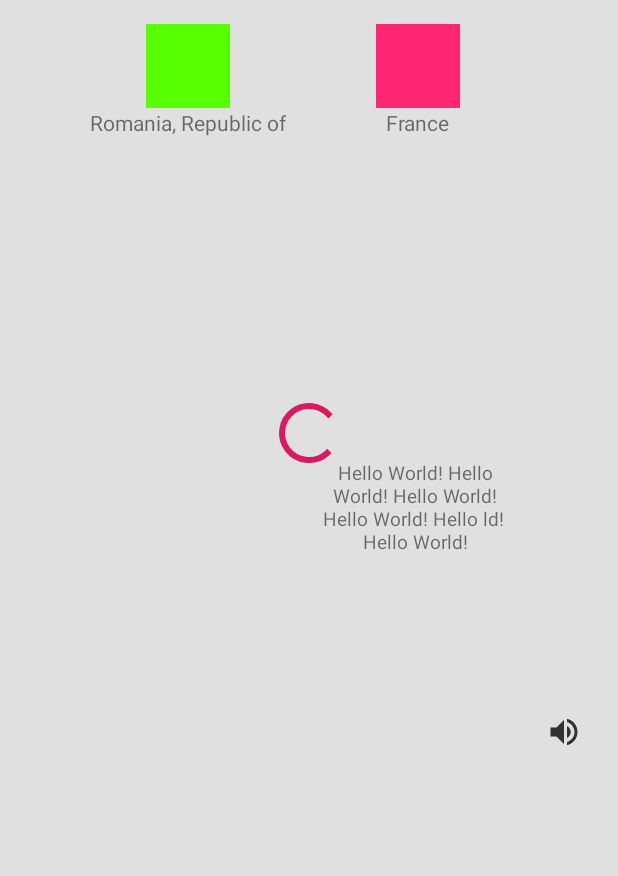
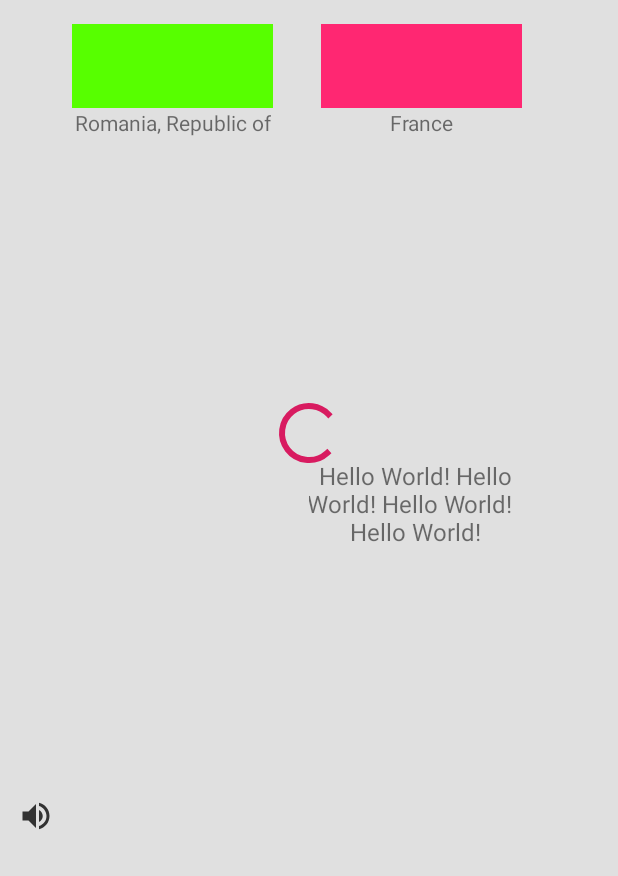
Before and after one commit to alboteanud/Guessthecountry, an Android app: the layout activity_main.xml on its own in the app's theme, with its tools: preview values and no code run, on a phone screen of 412 x 824 dp, the part 360-1236 px from its top. Run offline under Robolectric (Android 15) with nearby library versions, the phone set to English and light mode, and no system bars.

```diff
--- a/app/src/main/res/layout/activity_main.xml
+++ b/app/src/main/res/layout/activity_main.xml
@@ -55,25 +55,28 @@
 
     <ImageView
         android:id="@+id/flagA"
-        android:layout_width="wrap_content"
+        android:layout_width="0dp"
         android:layout_height="56dp"
         android:layout_marginTop="16dp"
         android:adjustViewBounds="true"
+        android:layout_marginStart="8dp"
+        android:layout_marginEnd="16dp"
         android:contentDescription="1st flag"
         app:layout_constraintEnd_toStartOf="@+id/flagB"
-        app:layout_constraintStart_toStartOf="parent"
+        app:layout_constraintStart_toEndOf="@id/btn_play_music"
         app:layout_constraintTop_toBottomOf="@+id/countryView"
         tools:src="#57ff00" />
 
     <ImageView
         android:id="@+id/flagB"
-        android:layout_width="wrap_content"
+        android:layout_width="0dp"
         android:layout_height="0dp"
         android:layout_marginEnd="8dp"
         android:adjustViewBounds="true"
+        android:layout_marginStart="16dp"
         android:contentDescription="2nd flag"
         app:layout_constraintBottom_toBottomOf="@+id/flagA"
-        app:layout_constraintEnd_toEndOf="parent"
+        app:layout_constraintEnd_toStartOf="@id/fab"
         app:layout_constraintStart_toEndOf="@+id/flagA"
         app:layout_constraintTop_toTopOf="@+id/flagA"
         tools:src="#ff2772" />
@@ -140,7 +143,7 @@
         app:layout_constraintEnd_toStartOf="@+id/fab"
         app:layout_constraintStart_toStartOf="@+id/adView"
         app:layout_constraintTop_toBottomOf="@+id/textFlagA"
-        tools:text="Hello World! Hello World! Hello World! Hello World! Hello ld! \nHello World!" />
+        tools:text="Hello World! Hello World! Hello World!  \nHello World!" />
 
     <android.support.design.widget.FloatingActionButton
         android:id="@+id/fab"
@@ -160,16 +163,16 @@
         android:id="@+id/btn_play_music"
         android:layout_width="wrap_content"
         android:layout_height="wrap_content"
-        android:layout_marginBottom="16dp"
+        android:layout_marginStart="8dp"
+        android:layout_marginBottom="0dp"
         android:background="@drawable/selector"
         android:clickable="true"
         android:contentDescription="Start/Stop music"
         android:focusable="true"
         android:padding="4dp"
         android:visibility="gone"
-        app:layout_constraintBottom_toTopOf="@+id/fab"
-        app:layout_constraintEnd_toEndOf="@+id/fab"
-        app:layout_constraintStart_toStartOf="@+id/fab"
+        app:layout_constraintBottom_toBottomOf="@+id/fab"
+        app:layout_constraintStart_toStartOf="parent"
         app:srcCompat="@drawable/ic_sound"
         tools:visibility="visible" />
 
```
